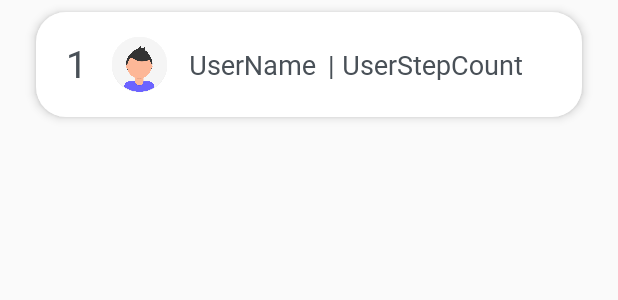
After one commit to polaris428/skt_healthy_pet, an Android app: the layout row_ranking.xml on its own in the app's theme, with its tools: preview values and no code run, on a phone screen of 412 x 824 dp. The commit adds this screen. Shown: the top 300 px of the screen. Run offline under Robolectric (Android 15) with nearby library versions, the phone set to English and light mode, and no system bars.

Commit message:
colors.xml row_ranking.xml Ranking_Activity activity_ranking_.xml

```diff
--- a/app/src/main/AndroidManifest.xml
+++ b/app/src/main/AndroidManifest.xml
@@ -9,6 +9,7 @@
         android:roundIcon="@mipmap/ic_launcher_round"
         android:supportsRtl="true"
         android:theme="@style/AppTheme">
+        <activity android:name=".Ranking_Activity"></activity>
         <activity
             android:name=".List_CompletePopUp_Activity"
             android:screenOrientation="fullSensor"
@@ -21,7 +22,6 @@
             android:name=".List_AddPopUp_Activity"
             android:screenOrientation="fullSensor"
             android:theme="@style/popupTheme" />
-
         <activity android:name=".Loding_Activity">
             <intent-filter>
                 <action android:name="android.intent.action.MAIN" />
@@ -34,5 +34,4 @@
         <activity android:name=".MainActivity" />
     </application>
 
-
 </manifest>
--- /dev/null
+++ b/app/src/main/java/com/example/skthealthypet/Ranking_Activity.java
@@ -0,0 +1,14 @@
+package com.example.skthealthypet;
+
+import androidx.appcompat.app.AppCompatActivity;
+
+import android.os.Bundle;
+
+public class Ranking_Activity extends AppCompatActivity {
+
+    @Override
+    protected void onCreate(Bundle savedInstanceState) {
+        super.onCreate(savedInstanceState);
+        setContentView(R.layout.activity_ranking_);
+    }
+}
--- /dev/null
+++ b/app/src/main/res/drawable/minround_box.xml
@@ -0,0 +1,8 @@
+<?xml version="1.0" encoding="utf-8"?>
+<shape xmlns:android="http://schemas.android.com/apk/res/android"
+    android:shape="rectangle">
+
+    <solid android:color="@android:color/white"/>
+    <corners android:radius="20dp"/>
+
+</shape>
--- /dev/null
+++ b/app/src/main/res/layout/row_ranking.xml
@@ -0,0 +1,70 @@
+<?xml version="1.0" encoding="utf-8"?>
+
+<layout xmlns:android="http://schemas.android.com/apk/res/android"
+    xmlns:app="http://schemas.android.com/apk/res-auto"
+    xmlns:tools="http://schemas.android.com/tools">
+
+    <androidx.constraintlayout.widget.ConstraintLayout
+        android:layout_width="match_parent"
+        android:layout_height="wrap_content"
+        android:layout_marginHorizontal="24dp"
+        android:layout_marginTop="8dp"
+        android:layout_marginBottom="8dp"
+        android:background="@drawable/minround_box"
+        android:elevation="4dp"
+        android:padding="10dp">
+
+        <TextView
+            android:id="@+id/textView4"
+            android:layout_width="wrap_content"
+            android:layout_height="wrap_content"
+            android:layout_marginStart="10dp"
+            android:fontFamily="@font/apple_sd_gothic_neo_h"
+            android:includeFontPadding="false"
+            android:text="1"
+            android:textColor="@color/materialGray7"
+            android:textSize="25sp"
+            app:layout_constraintBottom_toBottomOf="parent"
+            app:layout_constraintStart_toStartOf="parent"
+            app:layout_constraintTop_toTopOf="parent" />
+
+        <ImageView
+            android:id="@+id/imageView2"
+            android:layout_width="50dp"
+            android:layout_height="50dp"
+            android:layout_marginStart="10dp"
+            android:backgroundTint="@color/materialGray1"
+            android:src="@drawable/undraw_profile_pic_ic5t"
+            app:layout_constraintBottom_toBottomOf="parent"
+            app:layout_constraintStart_toEndOf="@+id/textView4"
+            app:layout_constraintTop_toTopOf="parent" />
+
+        <TextView
+            android:id="@+id/txt_row_memo_time"
+            android:layout_width="wrap_content"
+            android:layout_height="wrap_content"
+            android:layout_marginStart="8dp"
+            android:fontFamily="@font/apple_sd_gothic_neo_r"
+            android:text="UserName"
+            android:textColor="@color/materialGray7"
+            android:textSize="18sp"
+            app:layout_constraintBottom_toBottomOf="@+id/imageView2"
+            app:layout_constraintStart_toEndOf="@+id/imageView2"
+            app:layout_constraintTop_toTopOf="@+id/imageView2" />
+
+        <TextView
+            android:id="@+id/txt_row_memo_text"
+            android:layout_width="wrap_content"
+            android:layout_height="wrap_content"
+            android:layout_marginStart="8dp"
+            android:fontFamily="@font/apple_sd_gothic_neo_r"
+            android:text="| UserStepCount"
+            android:textColor="@color/materialGray7"
+            android:textSize="18sp"
+            app:layout_constraintBottom_toBottomOf="@+id/txt_row_memo_time"
+            app:layout_constraintStart_toEndOf="@+id/txt_row_memo_time"
+            app:layout_constraintTop_toTopOf="@+id/txt_row_memo_time" />
+
+    </androidx.constraintlayout.widget.ConstraintLayout>
+
+</layout>
--- a/app/src/main/res/values/colors.xml
+++ b/app/src/main/res/values/colors.xml
@@ -3,6 +3,10 @@
     <color name="colorPrimary">#6200EE</color>
     <color name="colorPrimaryDark">#3700B3</color>
     <color name="colorAccent">#03DAC5</color>
+
+    <color name="maincolor1">#FFE4C6</color>
+    <color name="maincolor2">#FCC372</color>
+    <color name="maincolor3">#DA9B56</color>
 
     <color name="materialGray0">#f8f9fa</color>
     <color name="materialGray1">#f1f3f5</color>
```
Also changed, not shown: app/src/main/res/drawable/undraw_profile_pic_ic5t.png (added), 1 other file.
